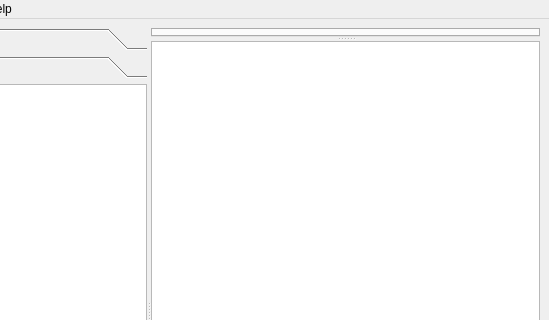
dmr-tools/anytone-emu, file src/mainwindow.ui: the form before one commit; both pictures show x 251 to 800 and y 0 to 320 of the 800 by 600 pixel window.
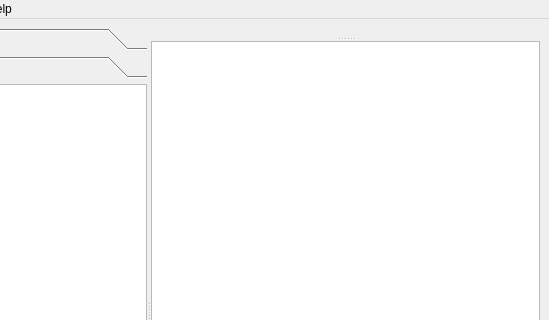
The form after the commit. The open tabs and pages were chosen to show the change. Icons and pictures are not drawn. Custom widgets are drawn as their Qt base class.

The edit to the form file:
```diff
--- a/src/mainwindow.ui
+++ b/src/mainwindow.ui
@@ -122,9 +122,15 @@
         <property name="currentIndex">
          <number>-1</number>
         </property>
+        <property name="documentMode">
+         <bool>true</bool>
+        </property>
         <property name="tabsClosable">
          <bool>true</bool>
         </property>
+        <property name="movable">
+         <bool>true</bool>
+        </property>
        </widget>
        <widget class="QTableView" name="log">
         <property name="sizePolicy">
```
Left out of the diff: 41 changed lines with no effect on the pictures.
